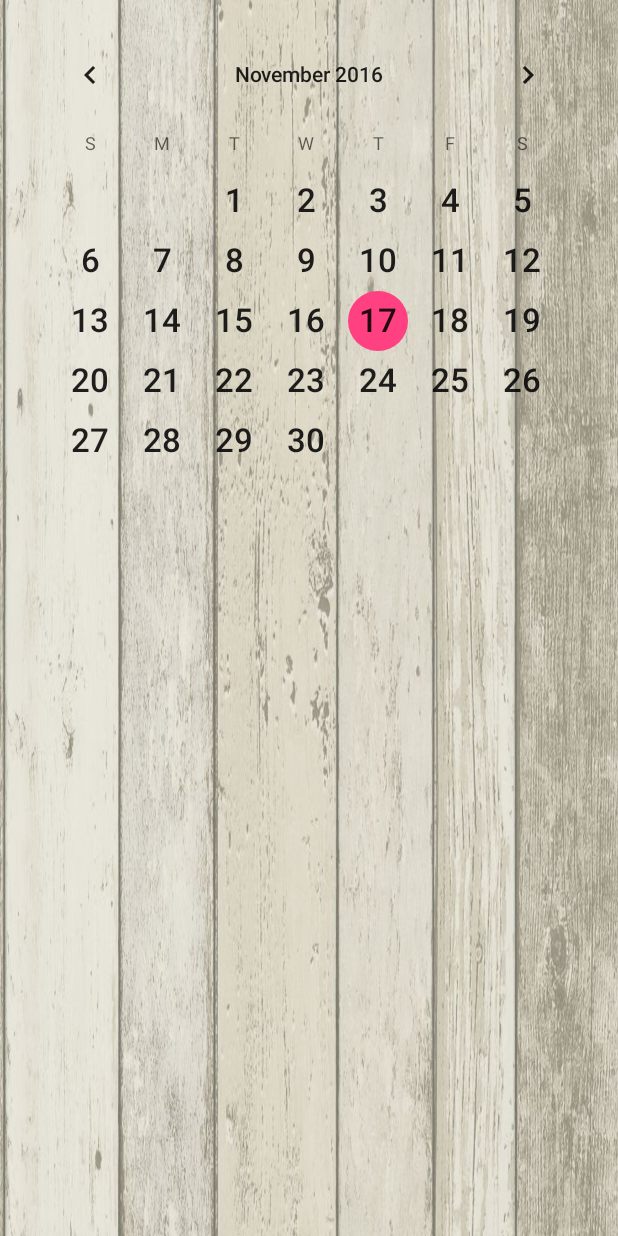
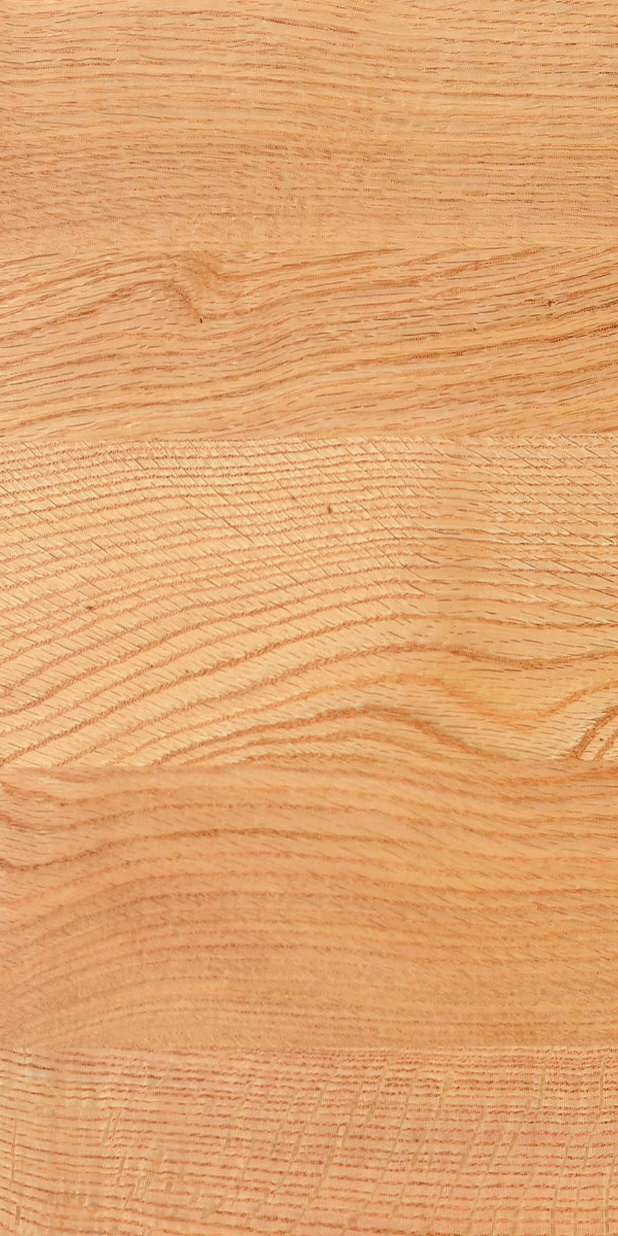
Before and after one commit to Frehon/MyPersonalTrainerApplication, an Android app: the layout main_panel_calendar_detail_view.xml on its own in the app's theme, with its tools: preview values and no code run, on a phone screen of 412 x 824 dp. Run offline under Robolectric (Android 15) with nearby library versions, the phone set to English and light mode, and no system bars.

Commit message:
Settings Finished , lets start finally calendar.

```diff
--- a/app/src/main/java/pl/edu/pwr/a200184student/my_personal_trainer/controller/MainPanelController.java
+++ b/app/src/main/java/pl/edu/pwr/a200184student/my_personal_trainer/controller/MainPanelController.java
@@ -82,7 +82,7 @@ public class MainPanelController extends AppCompatActivity implements Navigation
         int id = item.getItemId();
 
         if (id == R.id.dietaryCalendarTab) {
-            Intent intent = new Intent(MainPanelController.this, MainCalendarController.class);
+            Intent intent = new Intent(MainPanelController.this, MainPanelCalendarController.class);
             intent.setFlags(Intent.FLAG_ACTIVITY_REORDER_TO_FRONT);
             startActivity(intent);
         }
--- a/app/src/main/java/pl/edu/pwr/a200184student/my_personal_trainer/controller/MainPanelSettingsController.java
+++ b/app/src/main/java/pl/edu/pwr/a200184student/my_personal_trainer/controller/MainPanelSettingsController.java
@@ -27,7 +27,6 @@ public class MainPanelSettingsController extends AppCompatActivity {
     private Button updateAccountDataButton;
     final Context context = this;
     private String oldPasswordHash;
-
 
 
     @Override
--- a/app/src/main/res/layout/main_calendar_view.xml
+++ b/app/src/main/res/layout/main_panel_calendar_detail_view.xml
@@ -1,19 +1,18 @@
 <?xml version="1.0" encoding="utf-8"?>
-<FrameLayout xmlns:android="http://schemas.android.com/apk/res/android"
+<RelativeLayout xmlns:android="http://schemas.android.com/apk/res/android"
     xmlns:tools="http://schemas.android.com/tools"
-    android:id="@+id/main_calendar_view"
+    android:id="@+id/main_panel_calendar_detail_view"
     android:layout_width="match_parent"
     android:layout_height="match_parent"
-    android:background="@drawable/drewno5"
     android:paddingBottom="@dimen/activity_vertical_margin"
     android:paddingLeft="@dimen/activity_horizontal_margin"
     android:paddingRight="@dimen/activity_horizontal_margin"
     android:paddingTop="@dimen/activity_vertical_margin"
-    tools:context="pl.edu.pwr.a200184student.my_personal_trainer.controller.MainCalendarController">
+    android:background="@drawable/drewno4"
+    tools:context="pl.edu.pwr.a200184student.my_personal_trainer.controller.MainPanelCalendarDetailController">
 
-    <CalendarView
+
+    <ExpandableListView
         android:layout_width="match_parent"
-        android:layout_height="match_parent"
-        android:dateTextAppearance="@android:style/TextAppearance.Large"
-        android:id="@+id/calendarView3" />
-</FrameLayout>
+        android:layout_height="match_parent" />
+</RelativeLayout>
```
Also changed, not shown: app/src/main/AndroidManifest.xml (+16 -12 lines), app/src/main/java/pl/edu/pwr/a200184student/my_personal_trainer/controller/MainCalendarController.java (deleted, +0 -18 lines), app/src/main/java/pl/edu/pwr/a200184student/my_personal_trainer/controller/MainPanelCalendarController.java (added, +37 -0 lines), app/src/main/java/pl/edu/pwr/a200184student/my_personal_trainer/controller/MainPanelCalendarDetailController.java (added, +27 -0 lines).
